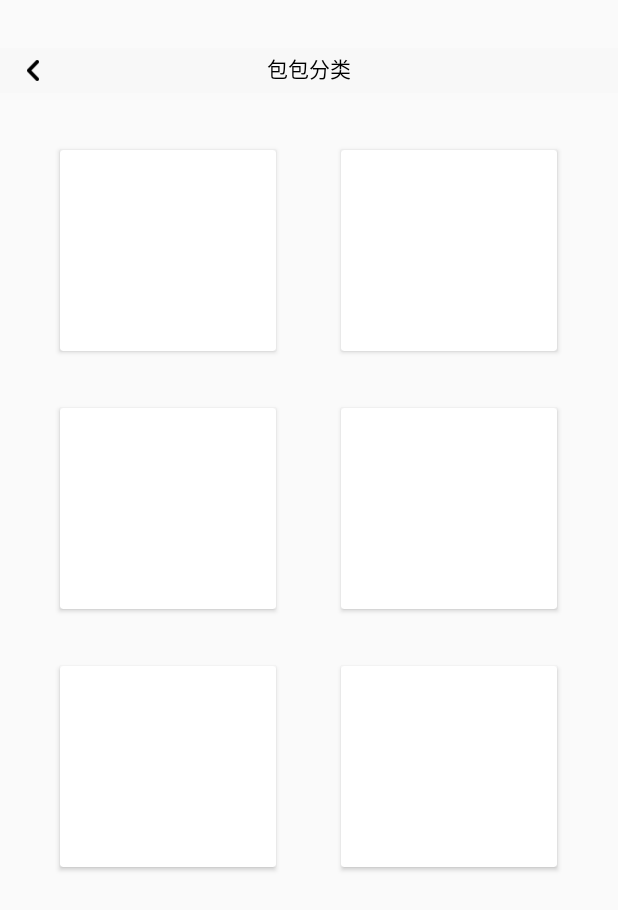
After one commit to BlackRxing/baobao, an Android app: the layout mainappraisal_subclass_layout.xml on its own in the app's theme, with its tools: preview values and no code run, on a phone screen of 412 x 824 dp. The commit adds this screen. Shown: the top 910 px of the screen. Run offline under Robolectric (Android 15) with nearby library versions, the phone set to English and light mode, and no system bars.

Commit message:
分类子页布局UI

```diff
--- a/app/src/main/java/com/example/baoxiaojianapp/baoxiaojianapp/fragment/AppraisalFragment.java
+++ b/app/src/main/java/com/example/baoxiaojianapp/baoxiaojianapp/fragment/AppraisalFragment.java
@@ -40,7 +40,7 @@ import java.io.IOException;
 import java.util.List;
 
 
-public class AppraisalFragment extends Fragment {
+public class AppraisalFragment extends Fragment implements View.OnClickListener {
 
     private CardView shoeCard;
     private CardView bagCard;
@@ -52,10 +52,10 @@ public class AppraisalFragment extends Fragment {
         loadPic();
     }
 
-    private void bindView(){
-        shoeCard=getView().findViewById(R.id.shoe_card);
-        bagCard=getView().findViewById(R.id.bag_card);
-        watchCard=getView().findViewById(R.id.watch_card);
+    public void init(){
+        shoeCard.setOnClickListener(this);
+        bagCard.setOnClickListener(this);
+        watchCard.setOnClickListener(this);
     }
 
     private void loadPic(){
@@ -110,7 +110,6 @@ public class AppraisalFragment extends Fragment {
         }catch (JSONException j){
             j.printStackTrace();
         }
-
     }
 
     @Override
@@ -120,7 +119,12 @@ public class AppraisalFragment extends Fragment {
         shoeCard=view.findViewById(R.id.shoe_card);
         bagCard=view.findViewById(R.id.bag_card);
         watchCard=view.findViewById(R.id.watch_card);
+        init();
         return view;
     }
 
+    @Override
+    public void onClick(View v) {
+
+    }
 }
--- a/app/src/main/java/com/example/baoxiaojianapp/baoxiaojianapp/fragment/PersonFragment.java
+++ b/app/src/main/java/com/example/baoxiaojianapp/baoxiaojianapp/fragment/PersonFragment.java
@@ -20,7 +20,6 @@ public class PersonFragment extends Fragment {
     @Override
     public void onCreate(Bundle savedInstanceState) {
         super.onCreate(savedInstanceState);
-
     }
 
     @Override
--- /dev/null
+++ b/app/src/main/res/layout/fragment_subclass.xml
@@ -0,0 +1,14 @@
+<?xml version="1.0" encoding="utf-8"?>
+<FrameLayout xmlns:android="http://schemas.android.com/apk/res/android"
+    xmlns:tools="http://schemas.android.com/tools"
+    android:layout_width="match_parent"
+    android:layout_height="match_parent"
+    tools:context=".baoxiaojianapp.fragment.subclassFragment">
+
+
+    <TextView
+        android:layout_width="match_parent"
+        android:layout_height="match_parent"
+        android:text="@string/hello_blank_fragment" />
+
+</FrameLayout>
--- /dev/null
+++ b/app/src/main/res/layout/mainappraisal_subclass_layout.xml
@@ -0,0 +1,73 @@
+<?xml version="1.0" encoding="utf-8"?>
+<LinearLayout xmlns:android="http://schemas.android.com/apk/res/android"
+    android:orientation="vertical"
+    android:layout_width="match_parent"
+    android:layout_height="match_parent">
+    <RelativeLayout
+        android:layout_width="match_parent"
+        android:layout_height="30dp"
+        android:layout_marginTop="32dp"
+        android:background="#F8F8F8">
+        <Button
+            android:layout_width="8dp"
+            android:layout_height="14dp"
+            android:background="@drawable/backarrow"
+            android:layout_marginLeft="18dp"
+            android:layout_centerVertical="true"/>
+        <TextView
+            android:layout_width="wrap_content"
+            android:layout_height="24dp"
+            android:text="包包分类"
+            android:textColor="@color/black"
+            android:layout_centerInParent="true"
+            />
+    </RelativeLayout>
+    <RelativeLayout
+        android:layout_width="match_parent"
+        android:layout_height="match_parent">
+        <androidx.cardview.widget.CardView
+            android:id="@+id/sub_1"
+            android:layout_width="144dp"
+            android:layout_height="134dp"
+            android:layout_marginLeft="40dp"
+            android:layout_marginTop="38dp"/>
+        <androidx.cardview.widget.CardView
+            android:id="@+id/sub_2"
+            android:layout_width="144dp"
+            android:layout_height="134dp"
+            android:layout_marginTop="38dp"
+            android:layout_toRightOf="@id/sub_1"
+            android:layout_marginLeft="43dp"
+        />
+        <androidx.cardview.widget.CardView
+            android:id="@+id/sub_3"
+            android:layout_width="144dp"
+            android:layout_height="134dp"
+            android:layout_marginLeft="40dp"
+            android:layout_below="@id/sub_1"
+            android:layout_marginTop="38dp"/>
+        <androidx.cardview.widget.CardView
+            android:id="@+id/sub_4"
+            android:layout_width="144dp"
+            android:layout_height="134dp"
+            android:layout_alignRight="@id/sub_2"
+            android:layout_marginTop="38dp"
+            android:layout_below="@id/sub_2"/>
+        <androidx.cardview.widget.CardView
+            android:id="@+id/sub_5"
+            android:layout_width="144dp"
+            android:layout_height="134dp"
+            android:layout_marginLeft="40dp"
+            android:layout_marginTop="38dp"
+            android:layout_below="@id/sub_3"/>
+        <androidx.cardview.widget.CardView
+            android:id="@+id/sub_6"
+            android:layout_width="144dp"
+            android:layout_height="134dp"
+            android:layout_marginLeft="40dp"
+            android:layout_below="@id/sub_4"
+            android:layout_alignRight="@id/sub_4"
+            android:layout_marginTop="38dp"/>
+    </RelativeLayout>
+
+</LinearLayout>
```
Also changed, not shown: app/src/main/res/drawable/backarrow.png (added).
